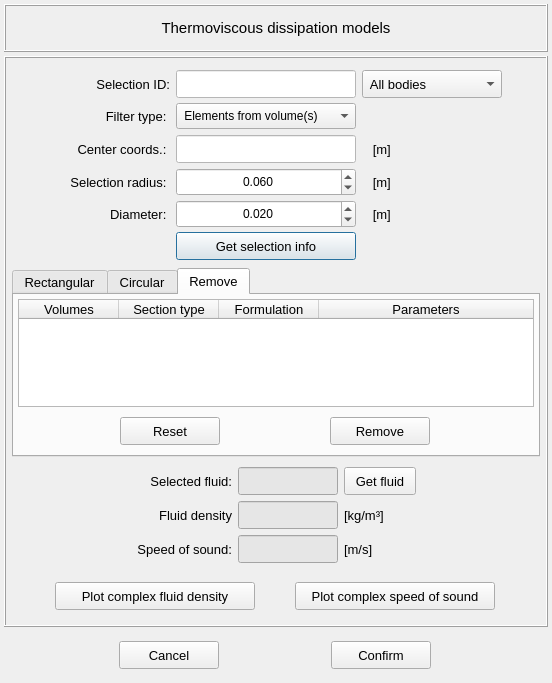
This is vibra/interface/data/ui_files/model/setup/acoustic/set_thermoviscous_model_inputs.ui in MOPT-UFSC/VIBRA as Qt 5 draws it before an edit. The edited form follows.
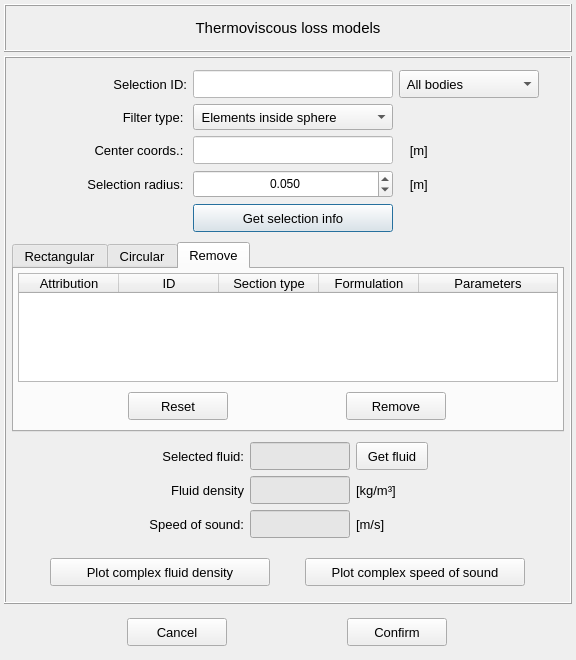
This is the edited form. The open tabs and pages were chosen to show the change.

Commit message: Refactors the LRF model input class

Patch:
```diff
--- a/vibra/interface/data/ui_files/model/setup/acoustic/set_thermoviscous_model_inputs.ui
+++ b/vibra/interface/data/ui_files/model/setup/acoustic/set_thermoviscous_model_inputs.ui
@@ -6,8 +6,8 @@
    <rect>
     <x>0</x>
     <y>0</y>
-    <width>552</width>
-    <height>683</height>
+    <width>576</width>
+    <height>660</height>
    </rect>
   </property>
   <property name="windowTitle">
@@ -58,7 +58,7 @@
          </font>
         </property>
         <property name="text">
-         <string>Thermoviscous dissipation models</string>
+         <string>Thermoviscous loss models</string>
         </property>
         <property name="alignment">
          <set>Qt::AlignCenter</set>
@@ -105,8 +105,8 @@
           <rect>
            <x>0</x>
            <y>0</y>
-           <width>532</width>
-           <height>559</height>
+           <width>556</width>
+           <height>536</height>
           </rect>
          </property>
          <layout class="QGridLayout" name="gridLayout_5">
@@ -130,7 +130,7 @@
             <property name="minimumSize">
              <size>
               <width>400</width>
-              <height>200</height>
+              <height>168</height>
              </size>
             </property>
             <property name="maximumSize">
@@ -184,7 +184,7 @@
                </property>
                <property name="maximumSize">
                 <size>
-                 <width>16777215</width>
+                 <width>200</width>
                  <height>28</height>
                 </size>
                </property>
@@ -215,30 +215,148 @@
                </item>
               </widget>
              </item>
-             <item row="0" column="0">
-              <spacer name="horizontalSpacer_7">
-               <property name="orientation">
-                <enum>Qt::Horizontal</enum>
+             <item row="3" column="3">
+              <widget class="QLabel" name="label_unit_5">
+               <property name="minimumSize">
+                <size>
+                 <width>36</width>
+                 <height>28</height>
+                </size>
                </property>
-               <property name="sizeHint" stdset="0">
+               <property name="maximumSize">
                 <size>
-                 <width>40</width>
-                 <height>20</height>
+                 <width>36</width>
+                 <height>28</height>
                 </size>
                </property>
-              </spacer>
+               <property name="font">
+                <font>
+                 <family>MS Shell Dlg 2</family>
+                 <pointsize>10</pointsize>
+                 <weight>50</weight>
+                 <italic>false</italic>
+                 <bold>false</bold>
+                </font>
+               </property>
+               <property name="text">
+                <string> [m]</string>
+               </property>
+               <property name="alignment">
+                <set>Qt::AlignCenter</set>
+               </property>
+              </widget>
+             </item>
+             <item row="3" column="1">
+              <widget class="QLabel" name="label_diameter_3">
+               <property name="minimumSize">
+                <size>
+                 <width>150</width>
+                 <height>28</height>
+                </size>
+               </property>
+               <property name="maximumSize">
+                <size>
+                 <width>150</width>
+                 <height>28</height>
+                </size>
+               </property>
+               <property name="font">
+                <font>
+                 <family>MS Shell Dlg 2</family>
+                 <pointsize>10</pointsize>
+                 <weight>50</weight>
+                 <italic>false</italic>
+                 <bold>false</bold>
+                </font>
+               </property>
+               <property name="text">
+                <string>Center coords.: </string>
+               </property>
+               <property name="alignment">
+                <set>Qt::AlignRight|Qt::AlignTrailing|Qt::AlignVCenter</set>
+               </property>
+              </widget>
+             </item>
+             <item row="3" column="2">
+              <widget class="QLineEdit" name="lineEdit_center_coordinates">
+               <property name="minimumSize">
+                <size>
+                 <width>200</width>
+                 <height>28</height>
+                </size>
+               </property>
+               <property name="maximumSize">
+                <size>
+                 <width>200</width>
+                 <height>28</height>
+                </size>
+               </property>
+               <property name="font">
+                <font>
+                 <family>MS Shell Dlg 2</family>
+                 <pointsize>10</pointsize>
+                 <weight>50</weight>
+                 <italic>false</italic>
+                 <bold>false</bold>
+                </font>
+               </property>
+               <property name="toolTip">
+                <string>&lt;html&gt;&lt;head/&gt;&lt;body&gt;&lt;p&gt;The average coordinates center of selected surfaces in meters.&lt;/p&gt;&lt;/body&gt;&lt;/html&gt;</string>
+               </property>
+               <property name="styleSheet">
+                <string notr="true">color: rgb(0, 0, 255);
+background-color: rgb(255, 255, 255);</string>
+               </property>
+               <property name="text">
+                <string/>
+               </property>
+               <property name="alignment">
+                <set>Qt::AlignCenter</set>
+               </property>
+              </widget>
+             </item>
+             <item row="4" column="1">
+              <widget class="QLabel" name="label_selection_type_2">
+               <property name="minimumSize">
+                <size>
+                 <width>150</width>
+                 <height>28</height>
+                </size>
+               </property>
+               <property name="maximumSize">
+                <size>
+                 <width>150</width>
+                 <height>28</height>
+                </size>
+               </property>
+               <property name="font">
+                <font>
+                 <family>MS Shell Dlg 2</family>
+                 <pointsize>10</pointsize>
+                 <weight>50</weight>
+                 <italic>false</italic>
+                 <bold>false</bold>
+                </font>
+               </property>
+               <property name="text">
+                <string>Selection radius: </string>
+               </property>
+               <property name="alignment">
+                <set>Qt::AlignRight|Qt::AlignTrailing|Qt::AlignVCenter</set>
+               </property>
+              </widget>
              </item>
              <item row="0" column="1">
               <widget class="QLabel" name="label_12">
                <property name="minimumSize">
                 <size>
-                 <width>0</width>
+                 <width>150</width>
                  <height>28</height>
                 </size>
                </property>
                <property name="maximumSize">
                 <size>
-                 <width>140</width>
+                 <width>150</width>
                  <height>28</height>
                 </size>
                </property>
@@ -261,33 +379,41 @@
                </property>
               </widget>
              </item>
-             <item row="1" column="2">
-              <widget class="QComboBox" name="comboBox_filter">
+             <item row="0" column="0">
+              <spacer name="horizontalSpacer_7">
+               <property name="orientation">
+                <enum>Qt::Horizontal</enum>
+               </property>
+               <property name="sizeHint" stdset="0">
+                <size>
+                 <width>40</width>
+                 <height>20</height>
+                </size>
+               </property>
+              </spacer>
+             </item>
+             <item row="2" column="2">
+              <widget class="QComboBox" name="comboBox_filter_type">
                <property name="minimumSize">
                 <size>
-                 <width>180</width>
+                 <width>200</width>
                  <height>26</height>
                 </size>
                </property>
                <property name="maximumSize">
                 <size>
-                 <width>180</width>
+                 <width>200</width>
                  <height>26</height>
                 </size>
                </property>
                <property name="font">
                 <font>
-                 <pointsize>9</pointsize>
+                 <pointsize>10</pointsize>
                 </font>
                </property>
                <property name="toolTip">
                 <string>&lt;html&gt;&lt;head/&gt;&lt;body&gt;&lt;p&gt;Choose 'Elements inside sphere' to returns the elements list based on its coordinates center or 'Nodes inside sphere' to get elements connected with the nodes inside the selection sphere.&lt;/p&gt;&lt;/body&gt;&lt;/html&gt;</string>
                </property>
-               <item>
-                <property name="text">
-                 <string> Elements from volume(s)</string>
-                </property>
-               </item>
                <item>
                 <property name="text">
                  <string> Elements inside sphere</string>
@@ -300,17 +426,67 @@
                </item>
               </widget>
              </item>
-             <item row="1" column="1">
+             <item row="0" column="6">
+              <spacer name="horizontalSpacer_6">
+               <property name="orientation">
+                <enum>Qt::Horizontal</enum>
+               </property>
+               <property name="sizeHint" stdset="0">
+                <size>
+                 <width>40</width>
+                 <height>20</height>
+                </size>
+               </property>
+              </spacer>
+             </item>
+             <item row="0" column="2">
+              <widget class="QLineEdit" name="lineEdit_selection_id">
+               <property name="enabled">
+                <bool>true</bool>
+               </property>
+               <property name="minimumSize">
+                <size>
+                 <width>200</width>
+                 <height>28</height>
+                </size>
+               </property>
+               <property name="maximumSize">
+                <size>
+                 <width>200</width>
+                 <height>28</height>
+                </size>
+               </property>
+               <property name="font">
+                <font>
+                 <pointsize>10</pointsize>
+                </font>
+               </property>
+               <property name="focusPolicy">
+                <enum>Qt::ClickFocus</enum>
+               </property>
+               <property name="styleSheet">
+                <string notr="true">QLineEdit{background-color: rgb(255, 255, 255); color: rgb(0, 0, 0)}
+QLineEdit:disabled {background-color: rgb(230, 230, 230); color: rgb(120, 120, 120)}</string>
+               </property>
+               <property name="text">
+                <string/>
+               </property>
+               <property name="alignment">
+                <set>Qt::AlignCenter</set>
+               </property>
+              </widget>
+             </item>
+             <item row="2" column="1">
               <widget class="QLabel" name="label_selection_type_5">
                <property name="minimumSize">
                 <size>
-                 <width>120</width>
+                 <width>150</width>
                  <height>26</height>
                 </size>
                </property>
                <property name="maximumSize">
                 <size>
-                 <width>120</width>
+                 <width>150</width>
                  <height>26</height>
                 </size>
                </property>
@@ -331,315 +507,25 @@
                </property>
               </widget>
              </item>
-             <item row="0" column="2">
-              <widget class="QLineEdit" name="lineEdit_selected_id">
-               <property name="enabled">
-                <bool>true</bool>
-               </property>
-               <property name="minimumSize">
-                <size>
-                 <width>180</width>
-                 <height>28</height>
-                </size>
-               </property>
-               <property name="maximumSize">
-                <size>
-                 <width>180</width>
-                 <height>28</height>
-                </size>
-               </property>
-               <property name="font">
-                <font>
-                 <pointsize>10</pointsize>
-                </font>
-               </property>
-               <property name="focusPolicy">
-                <enum>Qt::ClickFocus</enum>
-               </property>
-               <property name="styleSheet">
-                <string notr="true">QLineEdit{background-color: rgb(255, 255, 255); color: rgb(0, 0, 0)}
-QLineEdit:disabled {background-color: rgb(230, 230, 230); color: rgb(120, 120, 120)}</string>
-               </property>
-               <property name="text">
-                <string/>
-               </property>
-               <property name="alignment">
-                <set>Qt::AlignCenter</set>
-               </property>
-              </widget>
-             </item>
-             <item row="2" column="2">
-              <widget class="QLineEdit" name="lineEdit_center_coordinates">
-               <property name="minimumSize">
-                <size>
-                 <width>180</width>
-                 <height>28</height>
-                </size>
-               </property>
-               <property name="maximumSize">
-                <size>
-                 <width>180</width>
-                 <height>28</height>
-                </size>
-               </property>
-               <property name="font">
-                <font>
-                 <family>MS Shell Dlg 2</family>
-                 <pointsize>10</pointsize>
-                 <weight>50</weight>
-                 <italic>false</italic>
-                 <bold>false</bold>
-                </font>
-               </property>
-               <property name="toolTip">
-                <string>&lt;html&gt;&lt;head/&gt;&lt;body&gt;&lt;p&gt;The average coordinates center of selected surfaces in meters.&lt;/p&gt;&lt;/body&gt;&lt;/html&gt;</string>
-               </property>
-               <property name="styleSheet">
-                <string notr="true">color: rgb(0, 0, 255);
-background-color: rgb(255, 255, 255);</string>
-               </property>
-               <property name="text">
-                <string/>
-               </property>
-               <property name="alignment">
-                <set>Qt::AlignCenter</set>
-               </property>
-              </widget>
-             </item>
-             <item row="2" column="3">
-              <widget class="QLabel" name="label_unit_5">
-               <property name="minimumSize">
-                <size>
-                 <width>36</width>
-                 <height>28</height>
-                </size>
-               </property>
-               <property name="maximumSize">
-                <size>
-                 <width>36</width>
-                 <height>28</height>
-                </size>
-               </property>
-               <property name="font">
-                <font>
-                 <family>MS Shell Dlg 2</family>
-                 <pointsize>10</pointsize>
-                 <weight>50</weight>
-                 <italic>false</italic>
-                 <bold>false</bold>
-                </font>
-               </property>
-               <property name="text">
-                <string> [m]</string>
-               </property>
-               <property name="alignment">
-                <set>Qt::AlignCenter</set>
-               </property>
-              </widget>
-             </item>
-             <item row="2" column="1">
-              <widget class="QLabel" name="label_diameter_3">
-               <property name="minimumSize">
-                <size>
-                 <width>120</width>
-                 <height>28</height>
-                </size>
-               </property>
-               <property name="maximumSize">
-                <size>
-                 <width>120</width>
-                 <height>28</height>
-                </size>
-               </property>
-               <property name="font">
-                <font>
-                 <family>MS Shell Dlg 2</family>
-                 <pointsize>10</pointsize>
-                 <weight>50</weight>
-                 <italic>false</italic>
-                 <bold>false</bold>
-                </font>
-               </property>
-               <property name="text">
-                <string>Center coords.: </string>
-               </property>
-               <property name="alignment">
-                <set>Qt::AlignRight|Qt::AlignTrailing|Qt::AlignVCenter</set>
-               </property>
-              </widget>
-             </item>
-             <item row="3" column="1">
-              <widget class="QLabel" name="label_selection_type_2">
-               <property name="minimumSize">
-                <size>
-                 <width>120</width>
-                 <height>28</height>
-                </size>
-               </property>
-               <property name="maximumSize">
-                <size>
-                 <width>120</width>
-                 <height>28</height>
-                </size>
-               </property>
-               <property name="font">
-                <font>
-                 <family>MS Shell Dlg 2</family>
-                 <pointsize>10</pointsize>
-                 <weight>50</weight>
-                 <italic>false</italic>
-                 <bold>false</bold>
-                </font>
-               </property>
-               <property name="text">
-                <string>Selection radius: </string>
-               </property>
-               <property name="alignment">
-                <set>Qt::AlignRight|Qt::AlignTrailing|Qt::AlignVCenter</set>
-               </property>
-              </widget>
-             </item>
-             <item row="3" column="2">
-              <widget class="QDoubleSpinBox" name="doubleSpinBox_selection_radius">
-               <property name="minimumSize">
-                <size>
-                 <width>180</width>
-                 <height>28</height>
-                </size>
-               </property>
-               <property name="maximumSize">
-                <size>
-                 <width>180</width>
-                 <height>28</height>
-                </size>
-               </property>
-               <property name="alignment">
-                <set>Qt::AlignCenter</set>
-               </property>
-               <property name="decimals">
-                <number>3</number>
-               </property>
-               <property name="minimum">
-                <double>0.002000000000000</double>
-               </property>
-               <property name="maximum">
-                <double>10000.000000000000000</double>
-               </property>
-               <property name="singleStep">
-                <double>0.010000000000000</double>
-               </property>
-               <property name="value">
-                <double>0.060000000000000</double>
-               </property>
-              </widget>
-             </item>
-             <item row="3" column="3">
-              <widget class="QLabel" name="label_unit">
-               <property name="minimumSize">
-                <size>
-                 <width>36</width>
-                 <height>28</height>
-                </size>
-               </property>
-               <property name="maximumSize">
-                <size>
-                 <width>36</width>
-                 <height>28</height>
-                </size>
-               </property>
-               <property name="font">
-                <font>
-                 <family>MS Shell Dlg 2</family>
-                 <pointsize>10</pointsize>
-                 <weight>50</weight>
-                 <italic>false</italic>
-                 <bold>false</bold>
-                </font>
-               </property>
-               <property name="text">
-                <string> [m]</string>
-               </property>
-               <property name="alignment">
-                <set>Qt::AlignCenter</set>
-               </property>
-              </widget>
-             </item>
-             <item row="4" column="1">
-              <widget class="QLabel" name="label_diameter">
-               <property name="minimumSize">
-                <size>
-                 <width>120</width>
-                 <height>28</height>
-                </size>
-               </property>
-               <property name="maximumSize">
-                <size>
-                 <width>120</width>
-                 <height>28</height>
-                </size>
-               </property>
-               <property name="font">
-                <font>
-                 <family>MS Shell Dlg 2</family>
-                 <pointsize>10</pointsize>
-                 <weight>50</weight>
-                 <italic>false</italic>
-                 <bold>false</bold>
-                </font>
-               </property>
-               <property name="text">
-                <string>Diameter: </string>
-               </property>
-               <property name="alignment">
-                <set>Qt::AlignRight|Qt::AlignTrailing|Qt::AlignVCenter</set>
-               </property>
-              </widget>
-             </item>
-             <item row="4" column="3">
-              <widget class="QLabel" name="label_unit_2">
-               <property name="minimumSize">
-                <size>
-                 <width>36</width>
-                 <height>28</height>
-                </size>
-               </property>
-               <property name="maximumSize">
-                <size>
-                 <width>36</width>
-                 <height>28</height>
-                </size>
-               </property>
-               <property name="font">
-                <font>
-                 <family>MS Shell Dlg 2</family>
-                 <pointsize>10</pointsize>
-                 <weight>50</weight>
-                 <italic>false</italic>
-                 <bold>false</bold>
-                </font>
-               </property>
-               <property name="text">
-                <string> [m]</string>
-               </property>
-               <property name="alignment">
-                <set>Qt::AlignCenter</set>
-               </property>
-              </widget>
-             </item>
              <item row="4" column="2">
-              <widget class="QDoubleSpinBox" name="doubleSpinBox_diameter">
+              <widget class="QDoubleSpinBox" name="doubleSpinBox_selection_radius">
                <property name="minimumSize">
                 <size>
-                 <width>180</width>
+                 <width>200</width>
                  <height>28</height>
                 </size>
                </property>
                <property name="maximumSize">
                 <size>
-                 <width>180</width>
+                 <width>200</width>
                  <height>28</height>
                 </size>
                </property>
+               <property name="font">
+                <font>
+                 <pointsize>9</pointsize>
+                </font>
+               </property>
                <property name="alignment">
                 <set>Qt::AlignCenter</set>
                </property>
@@ -656,7 +542,7 @@
                 <double>0.010000000000000</double>
                </property>
                <property name="value">
-                <double>0.020000000000000</double>
+                <double>0.050000000000000</double>
                </property>
               </widget>
              </item>
@@ -664,13 +550,13 @@
               <widget class="QPushButton" name="pushButton_selection_info">
                <property name="minimumSize">
                 <size>
-                 <width>180</width>
+                 <width>200</width>
                  <height>28</height>
                 </size>
                </property>
                <property name="maximumSize">
                 <size>
-                 <width>180</width>
+                 <width>200</width>
                  <height>28</height>
                 </size>
                </property>
@@ -694,6 +580,37 @@
                </property>
               </widget>
              </item>
+             <item row="4" column="3">
+              <widget class="QLabel" name="label_unit">
+               <property name="minimumSize">
+                <size>
+                 <width>36</width>
+                 <height>28</height>
+                </size>
+               </property>
+               <property name="maximumSize">
+                <size>
+                 <width>36</width>
+                 <height>28</height>
+                </size>
+               </property>
+               <property name="font">
+                <font>
+                 <family>MS Shell Dlg 2</family>
+                 <pointsize>10</pointsize>
+                 <weight>50</weight>
+                 <italic>false</italic>
+                 <bold>false</bold>
+                </font>
+               </property>
+               <property name="text">
+                <string> [m]</string>
+               </property>
+               <property name="alignment">
+                <set>Qt::AlignCenter</set>
+               </property>
+              </widget>
+             </item>
             </layout>
            </widget>
           </item>
@@ -1487,12 +1404,21 @@
                 <property name="toolTip">
                  <string>Select a face to remove the previously attributed boundary condition.</string>
                 </property>
+                <property name="autoScroll">
+                 <bool>true</bool>
+                </property>
+                <property name="alternatingRowColors">
+                 <bool>true</bool>
+                </property>
                 <property name="indentation">
                  <number>1</number>
                 </property>
                 <property name="headerHidden">
                  <bool>false</bool>
                 </property>
+                <attribute name="headerDefaultSectionSize">
+                 <number>100</number>
+                </attribute>
                 <attribute name="headerHighlightSections">
                  <bool>false</bool>
                 </attribute>
@@ -1504,7 +1430,15 @@
                 </attribute>
                 <column>
                  <property name="text">
-                  <string>Volumes</string>
+                  <string>Attribution</string>
+                 </property>
+                 <property name="textAlignment">
+                  <set>AlignCenter</set>
+                 </property>
+                </column>
+                <column>
+                 <property name="text">
+                  <string>ID</string>
                  </property>
                  <property name="textAlignment">
                   <set>AlignCenter</set>
@@ -1643,6 +1577,12 @@
           </item>
           <item row="2" column="0">
            <widget class="QFrame" name="frame_fluid_info">
+            <property name="maximumSize">
+             <size>
+              <width>16777215</width>
+              <height>120</height>
+             </size>
+            </property>
             <property name="frameShape">
              <enum>QFrame::NoFrame</enum>
             </property>
@@ -1963,6 +1903,12 @@
           </item>
           <item row="3" column="0">
            <widget class="QFrame" name="frame_plot_buttons">
+            <property name="maximumSize">
+             <size>
+              <width>16777215</width>
+              <height>48</height>
+             </size>
+            </property>
             <property name="frameShape">
              <enum>QFrame::NoFrame</enum>
             </property>
@@ -1970,30 +1916,6 @@
              <enum>QFrame::Raised</enum>
             </property>
             <layout class="QGridLayout" name="gridLayout_19">
-             <item row="0" column="1">
-              <widget class="QPushButton" name="pushButton_plot_complex_fluid_density">
-               <property name="minimumSize">
-                <size>
-                 <width>100</width>
-                 <height>28</height>
-                </size>
-               </property>
-               <property name="maximumSize">
-                <size>
-                 <width>200</width>
-                 <height>28</height>
-                </size>
-               </property>
-               <property name="font">
-                <font>
-                 <pointsize>10</pointsize>
-                </font>
-               </property>
-               <property name="text">
-                <string>Plot complex fluid density</string>
-               </property>
-              </widget>
-             </item>
              <item row="0" column="2">
               <widget class="QPushButton" name="pushButton_plot_complex_speed_of_sound">
                <property name="minimumSize">
@@ -2004,7 +1926,7 @@
                </property>
                <property name="maximumSize">
                 <size>
-                 <width>200</width>
+                 <width>220</width>
                  <height>28</height>
                 </size>
                </property>
@@ -2018,6 +1940,30 @@
                </property>
               </widget>
              </item>
+             <item row="0" column="1">
+              <widget class="QPushButton" name="pushButton_plot_complex_fluid_density">
+               <property name="minimumSize">
+                <size>
+                 <width>100</width>
+                 <height>28</height>
+                </size>
+               </property>
+               <property name="maximumSize">
+                <size>
+                 <width>220</width>
+                 <height>28</height>
+                </size>
+               </property>
+               <property name="font">
+                <font>
+                 <pointsize>10</pointsize>
+                </font>
+               </property>
+               <property name="text">
+                <string>Plot complex fluid density</string>
+               </property>
+              </widget>
+             </item>
             </layout>
            </widget>
           </item>
```
Left out of the diff: 212 changed lines with no effect on the pictures. The commit also changes 14 other files.
